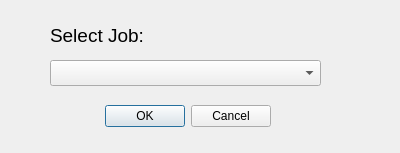
Old version of the form joblaunch.ui in the repository MijersOne/CyberDom-Qt.
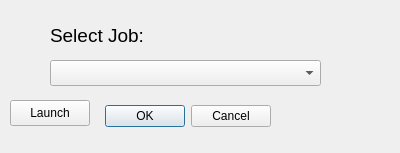
New version of the form.

Patch:
```diff
--- a/joblaunch.ui
+++ b/joblaunch.ui
@@ -57,6 +57,19 @@
     <string>Select Job:</string>
    </property>
   </widget>
+  <widget class="QPushButton" name="btnLaunchJob">
+   <property name="geometry">
+    <rect>
+     <x>10</x>
+     <y>100</y>
+     <width>80</width>
+     <height>26</height>
+    </rect>
+   </property>
+   <property name="text">
+    <string>Launch</string>
+   </property>
+  </widget>
  </widget>
  <resources/>
  <connections>
```
Left out of the diff: 2 changed lines with no effect on the pictures.
